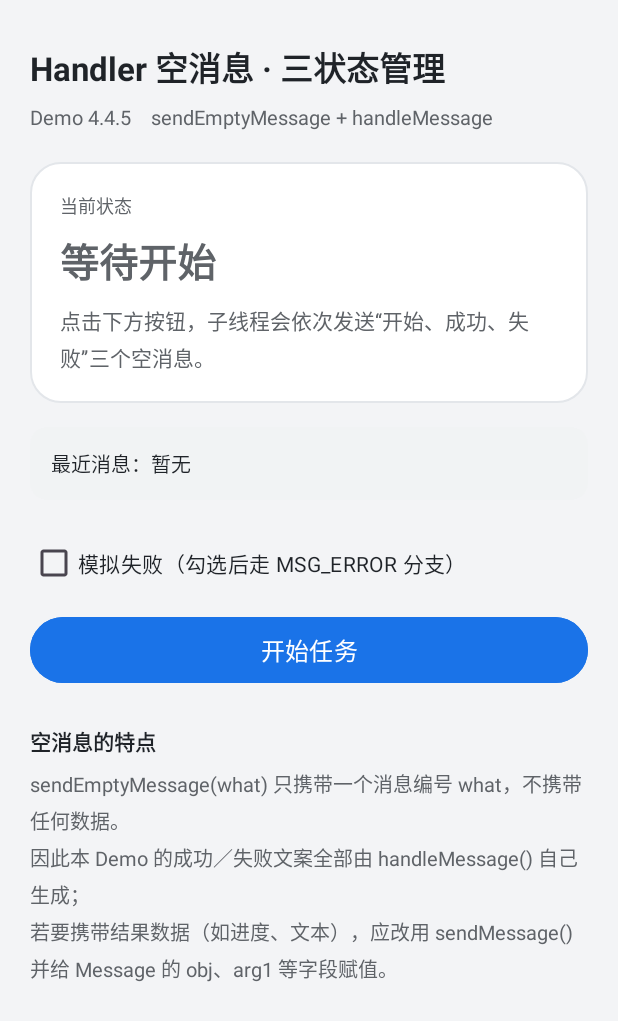
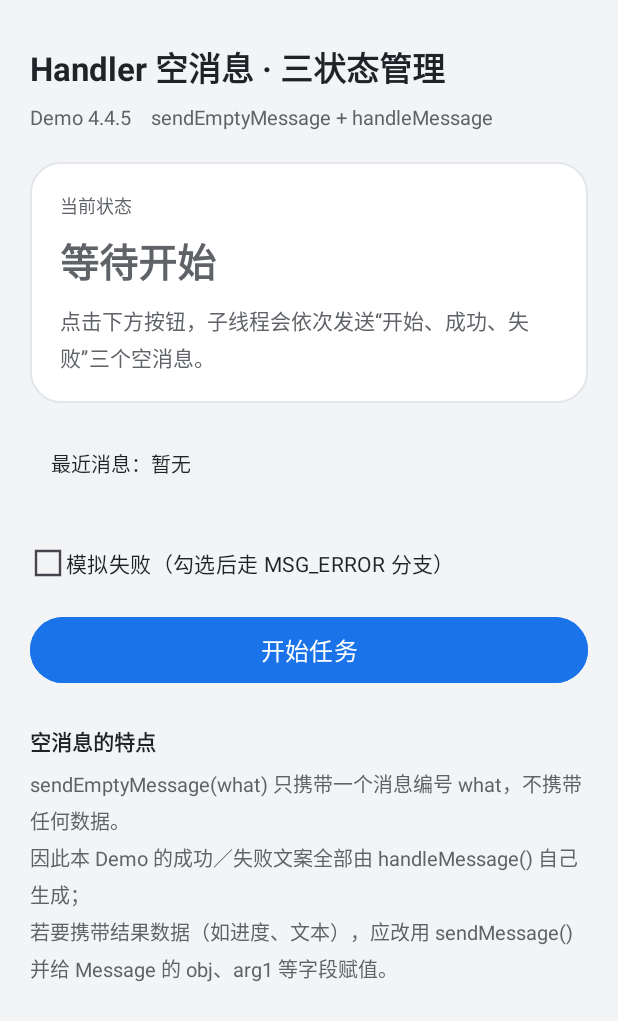
Before and after one commit to haoqizhou16-blip/HandlerEmptyMessageStatus, an Android app: the screen it shows after launch (MainActivity), on a phone screen of 412 x 824 dp. Shown: the top 1021 px of the screen. Run offline under Robolectric (Android 15) with nearby library versions, the phone set to English and light mode, and no system bars.

Commit message:
fix: 按钮禁用态配色与复选框静态状态图
- 新增 res/color/btn_start_background 与 btn_start_text 状态色列表，加载中按钮显示为灰底灰字
- 复选框改用 android:button 静态状态图（ic_checkbox_off / ic_checkbox_on），勾选态稳定可见
- 不确定进度条加轨道色，加载中状态更易识别

```diff
--- /dev/null
+++ b/app/src/main/res/color/btn_start_background.xml
@@ -0,0 +1,6 @@
+<?xml version="1.0" encoding="utf-8"?>
+<!-- 按钮背景色：可点击时品牌蓝，禁用时灰色，让"加载中不可点"一眼可见 -->
+<selector xmlns:android="http://schemas.android.com/apk/res/android">
+    <item android:state_enabled="false" android:color="#C7CBD1" />
+    <item android:color="@color/brand_blue" />
+</selector>
--- /dev/null
+++ b/app/src/main/res/color/btn_start_text.xml
@@ -0,0 +1,6 @@
+<?xml version="1.0" encoding="utf-8"?>
+<!-- 按钮文字色：禁用时用浅灰，避免白字压在灰底上看不清 -->
+<selector xmlns:android="http://schemas.android.com/apk/res/android">
+    <item android:state_enabled="false" android:color="#7A828C" />
+    <item android:color="@color/text_on_brand" />
+</selector>
--- /dev/null
+++ b/app/src/main/res/drawable/checkbox_selector.xml
@@ -0,0 +1,6 @@
+<?xml version="1.0" encoding="utf-8"?>
+<!-- 用静态状态图代替带动画的复选框，勾选态在任何时刻都清晰可见 -->
+<selector xmlns:android="http://schemas.android.com/apk/res/android">
+    <item android:drawable="@drawable/ic_checkbox_on" android:state_checked="true" />
+    <item android:drawable="@drawable/ic_checkbox_off" />
+</selector>
--- /dev/null
+++ b/app/src/main/res/drawable/ic_checkbox_off.xml
@@ -0,0 +1,12 @@
+<?xml version="1.0" encoding="utf-8"?>
+<vector xmlns:android="http://schemas.android.com/apk/res/android"
+    android:width="24dp"
+    android:height="24dp"
+    android:viewportWidth="24"
+    android:viewportHeight="24">
+    <path
+        android:fillColor="#00000000"
+        android:pathData="M4,4h16v16h-16z"
+        android:strokeColor="#7A828C"
+        android:strokeWidth="1.6" />
+</vector>
--- /dev/null
+++ b/app/src/main/res/drawable/ic_checkbox_on.xml
@@ -0,0 +1,17 @@
+<?xml version="1.0" encoding="utf-8"?>
+<vector xmlns:android="http://schemas.android.com/apk/res/android"
+    android:width="24dp"
+    android:height="24dp"
+    android:viewportWidth="24"
+    android:viewportHeight="24">
+    <path
+        android:fillColor="@color/brand_blue"
+        android:pathData="M4,4h16v16h-16z" />
+    <path
+        android:fillColor="#00000000"
+        android:pathData="M7.2,12.2l3.2,3.2l6.4,-6.8"
+        android:strokeColor="#FFFFFF"
+        android:strokeWidth="2.2"
+        android:strokeLineCap="round"
+        android:strokeLineJoin="round" />
+</vector>
--- a/app/src/main/res/layout/activity_main.xml
+++ b/app/src/main/res/layout/activity_main.xml
@@ -69,17 +69,18 @@
                 android:textColor="@color/text_secondary"
                 android:textSize="14sp" />
 
-            <!-- 空消息不带进度值，所以这里使用不确定进度条 -->
+            <!-- 空消息不携带进度值，只能用"不确定进度"：真机上是一条来回滚动的蓝色条 -->
             <ProgressBar
                 android:id="@+id/pbLoading"
                 style="?android:attr/progressBarStyleHorizontal"
                 android:layout_width="match_parent"
-                android:layout_height="4dp"
+                android:layout_height="8dp"
                 android:layout_marginTop="18dp"
                 android:indeterminate="true"
                 android:indeterminateTint="@color/state_loading"
                 android:max="100"
                 android:progress="0"
+                android:progressBackgroundTint="#C3D9FA"
                 android:visibility="gone" />
         </LinearLayout>
 
@@ -100,6 +101,7 @@
             android:layout_width="match_parent"
             android:layout_height="wrap_content"
             android:layout_marginTop="18dp"
+            android:button="@drawable/checkbox_selector"
             android:minHeight="48dp"
             android:text="@string/force_error"
             android:textColor="@color/text_primary"
@@ -110,9 +112,9 @@
             android:layout_width="match_parent"
             android:layout_height="52dp"
             android:layout_marginTop="8dp"
-            android:backgroundTint="@color/brand_blue"
+            android:backgroundTint="@color/btn_start_background"
             android:text="@string/btn_start"
-            android:textColor="@color/text_on_brand"
+            android:textColor="@color/btn_start_text"
             android:textSize="16sp" />
 
         <TextView
```
